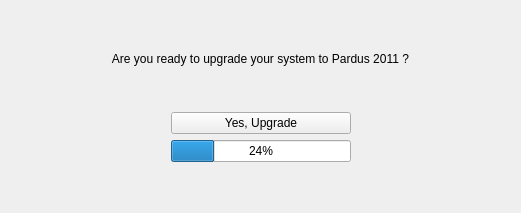
The window that playground/gokmen/um/ui/ui_main.ui (pars-linux/uludag) describes before a commit, drawn with Qt 5.
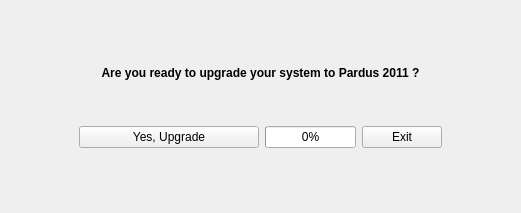
The same window after the commit.

Commit message: - Ready to work on . \o/

```diff
--- a/playground/gokmen/um/ui/ui_main.ui
+++ b/playground/gokmen/um/ui/ui_main.ui
@@ -40,7 +40,7 @@
      </property>
     </spacer>
    </item>
-   <item row="3" column="2">
+   <item row="3" column="4">
     <spacer name="horizontalSpacer_2">
      <property name="orientation">
       <enum>Qt::Horizontal</enum>
@@ -53,24 +53,11 @@
      </property>
     </spacer>
    </item>
-   <item row="2" column="1">
+   <item row="2" column="1" colspan="2">
     <spacer name="verticalSpacer">
      <property name="orientation">
       <enum>Qt::Vertical</enum>
      </property>
-     <property name="sizeHint" stdset="0">
-      <size>
-       <width>20</width>
-       <height>40</height>
-      </size>
-     </property>
-    </spacer>
-   </item>
-   <item row="5" column="1">
-    <spacer name="verticalSpacer_2">
-     <property name="orientation">
-      <enum>Qt::Vertical</enum>
-     </property>
      <property name="sizeType">
       <enum>QSizePolicy::Fixed</enum>
      </property>
@@ -82,7 +69,23 @@
      </property>
     </spacer>
    </item>
-   <item row="0" column="1">
+   <item row="5" column="1" colspan="2">
+    <spacer name="verticalSpacer_2">
+     <property name="orientation">
+      <enum>Qt::Vertical</enum>
+     </property>
+     <property name="sizeType">
+      <enum>QSizePolicy::Expanding</enum>
+     </property>
+     <property name="sizeHint" stdset="0">
+      <size>
+       <width>20</width>
+       <height>40</height>
+      </size>
+     </property>
+    </spacer>
+   </item>
+   <item row="0" column="1" colspan="2">
     <spacer name="verticalSpacer_3">
      <property name="orientation">
       <enum>Qt::Vertical</enum>
@@ -95,8 +98,14 @@
      </property>
     </spacer>
    </item>
-   <item row="1" column="0" colspan="3">
+   <item row="1" column="0" colspan="5">
     <widget class="QLabel" name="label">
+     <property name="font">
+      <font>
+       <weight>75</weight>
+       <bold>true</bold>
+      </font>
+     </property>
      <property name="text">
       <string>Are you ready to upgrade your system to Pardus 2011 ?</string>
      </property>
@@ -105,10 +114,17 @@
      </property>
     </widget>
    </item>
-   <item row="4" column="1">
+   <item row="3" column="2">
     <widget class="QProgressBar" name="progress">
      <property name="value">
-      <number>24</number>
+      <number>0</number>
+     </property>
+    </widget>
+   </item>
+   <item row="3" column="3">
+    <widget class="QPushButton" name="exitButton">
+     <property name="text">
+      <string>Exit</string>
      </property>
     </widget>
    </item>
```
The commit also changes 2 other files.
